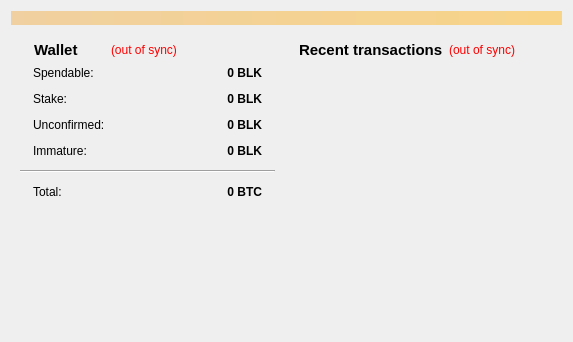
Above: src/qt/forms/overviewpage.ui from ciip-96/xoat before the change. Below: the same form after it.
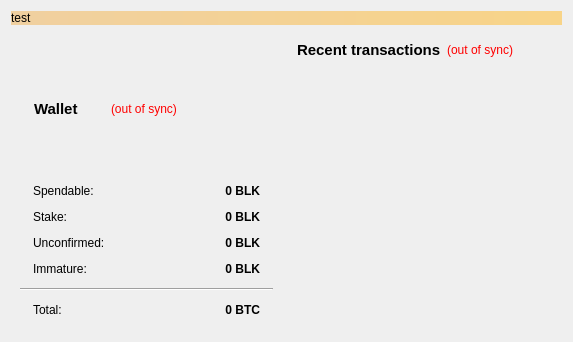
That is the form after the change. Icons and pictures are not drawn.

Diff of the .ui file:
```diff
--- a/src/qt/forms/overviewpage.ui
+++ b/src/qt/forms/overviewpage.ui
@@ -23,6 +23,9 @@
       <string notr="true">background-color: qlineargradient(x1: 0, y1: 0, x2: 1, y2: 0, stop:0 #F0D0A0, stop:1 #F8D488);  color:#000000
 </string>
      </property>
+     <property name="text">
+      <string>&lt;html&gt;&lt;head/&gt;&lt;body&gt;&lt;p&gt;test&lt;/p&gt;&lt;/body&gt;&lt;/html&gt;</string>
+     </property>
      <property name="wordWrap">
       <bool>true</bool>
      </property>
@@ -37,15 +40,31 @@
       <layout class="QVBoxLayout" name="verticalLayout_2">
        <item>
         <widget class="QWidget" name="summary" native="true">
+         <property name="sizePolicy">
+          <sizepolicy hsizetype="MinimumExpanding" vsizetype="MinimumExpanding">
+           <horstretch>0</horstretch>
+           <verstretch>0</verstretch>
+          </sizepolicy>
+         </property>
+         <property name="minimumSize">
+          <size>
+           <width>0</width>
+           <height>0</height>
+          </size>
+         </property>
+         <property name="maximumSize">
+          <size>
+           <width>415</width>
+           <height>540</height>
+          </size>
+         </property>
          <property name="styleSheet">
           <string notr="true">.QWidget#summary{
-	border-image: url(:/images/dashboard_summary) 0 0 0 0 stretch stretch;
-
+	border-image: url(:/images/dashboard_summary) 0 0 0 0 ;
 }
 .QWidget .QLabel{
 	margin-left: 10px;
 	margin-right: 10px;
-	background-color: none;
 }</string>
          </property>
          <layout class="QVBoxLayout" name="verticalLayout_4">
@@ -276,25 +295,24 @@
          </layout>
         </widget>
        </item>
-       <item>
-        <spacer name="verticalSpacer">
-         <property name="orientation">
-          <enum>Qt::Vertical</enum>
-         </property>
-         <property name="sizeHint" stdset="0">
-          <size>
-           <width>20</width>
-           <height>40</height>
-          </size>
-         </property>
-        </spacer>
-       </item>
       </layout>
      </item>
      <item>
       <layout class="QVBoxLayout" name="verticalLayout_3">
        <item>
-        <widget class="QWidget" name="widget_2" native="true">
+        <widget class="QWidget" name="recent_transactions" native="true">
+         <property name="sizePolicy">
+          <sizepolicy hsizetype="MinimumExpanding" vsizetype="MinimumExpanding">
+           <horstretch>0</horstretch>
+           <verstretch>0</verstretch>
+          </sizepolicy>
+         </property>
+         <property name="maximumSize">
+          <size>
+           <width>415</width>
+           <height>540</height>
+          </size>
+         </property>
          <property name="styleSheet">
           <string notr="true">.QWidget {
 	border-image: url(:/images/dashboard_recenttransactions) 0 0 0 0 stretch stretch;
@@ -366,6 +384,9 @@
             <property name="selectionMode">
              <enum>QAbstractItemView::NoSelection</enum>
             </property>
+            <property name="flow">
+             <enum>QListView::LeftToRight</enum>
+            </property>
            </widget>
           </item>
          </layout>
```
